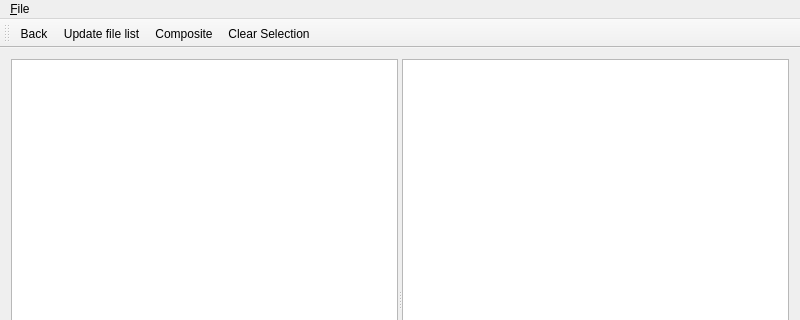
zuf/startrailer, file mainwindow.ui: the form before one commit; both pictures show x 0 to 800 and y 0 to 320 of the 800 by 600 pixel window.
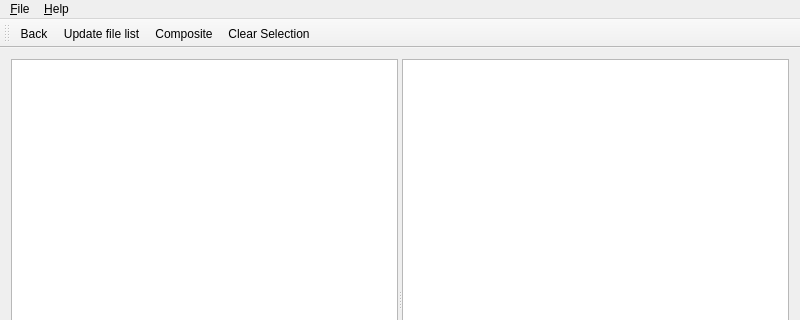
The form after the commit. Custom widgets are drawn as their Qt base class.

Commit message: About dialog

```diff
--- a/mainwindow.ui
+++ b/mainwindow.ui
@@ -78,8 +78,16 @@
      <string>&amp;File</string>
     </property>
     <addaction name="action_Save_as"/>
+    <addaction name="actionE_xit"/>
+   </widget>
+   <widget class="QMenu" name="menu_Help">
+    <property name="title">
+     <string>&amp;Help</string>
+    </property>
+    <addaction name="action_About"/>
    </widget>
    <addaction name="menu_File"/>
+   <addaction name="menu_Help"/>
   </widget>
   <widget class="QToolBar" name="mainToolBar">
    <attribute name="toolBarArea">
```
Left out of the diff: 18 changed lines with no effect on the pictures. The commit also changes 3 other files.
